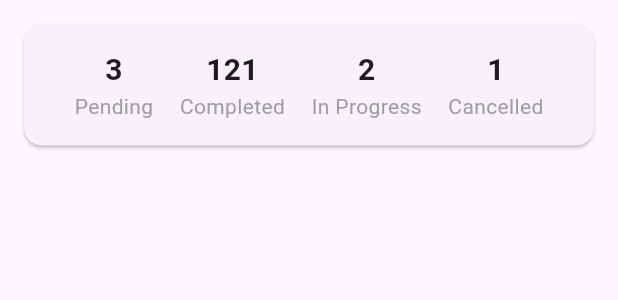
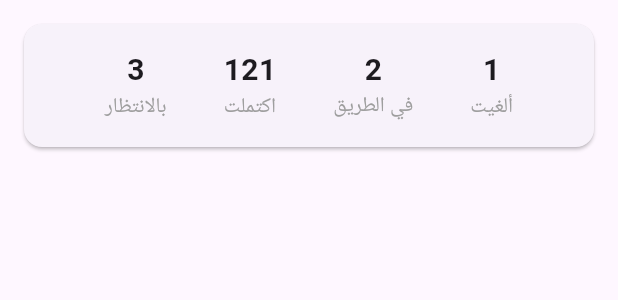
Before and after one commit to qsrawi/eco_credit, a Flutter app: the WasteCollectionStatisticsCard widget shown alone on an empty page, opened directly, on a phone screen of 412 x 824 dp. Shown: the top 300 px of the screen. Run offline on Flutter 3.47's test engine with Material 3 defaults, Android fonts, the phone set to English and light mode, and no system bars; network calls fail.

Commit message:
profi,e and notification arabic

```diff
--- a/lib/notification.dart
+++ b/lib/notification.dart
@@ -64,22 +64,22 @@ class _NotificationsScreenState extends State<NotificationsScreen> {
       case 1:
         icon = Icons.error;
         color = Colors.red;
-        title = 'Waste Rejected';
+        title = 'مجموعة مرفوضة';
         break;
       case 2:
         icon = Icons.timelapse;
         color = Colors.blue;
-        title = 'Waste Accepted';
+        title = 'مجموعة مقبولة';
         break;
       case 5:
         icon = Icons.check_circle;
         color = Colors.green;
-        title = 'Collection Completed';
+        title = 'مجموعة اكتملت';
         break;
       default:
         icon = Icons.notifications;
         color = Colors.grey;
-        title = 'Notification';
+        title = 'مجموعة';
     }
 
     return NotificationCard(
--- a/lib/waste_collection_statistics_card.dart
+++ b/lib/waste_collection_statistics_card.dart
@@ -22,10 +22,10 @@ class WasteCollectionStatisticsCard extends StatelessWidget {
         child: Row(
           mainAxisAlignment: MainAxisAlignment.spaceEvenly,
           children: <Widget>[
-            _buildStatColumn('Pending', pending),
-            _buildStatColumn('Completed', completed),
-            _buildStatColumn('In Progress', inProgress),
-            _buildStatColumn('Cancelled', cancelled),
+            _buildStatColumn('بالانتظار', pending),
+            _buildStatColumn('اكتملت', completed),
+            _buildStatColumn('في الطريق', inProgress),
+            _buildStatColumn('ألغيت', cancelled),
           ],
         ),
       ),
```
Also changed, not shown: lib/profile.dart (+15 -12 lines).
